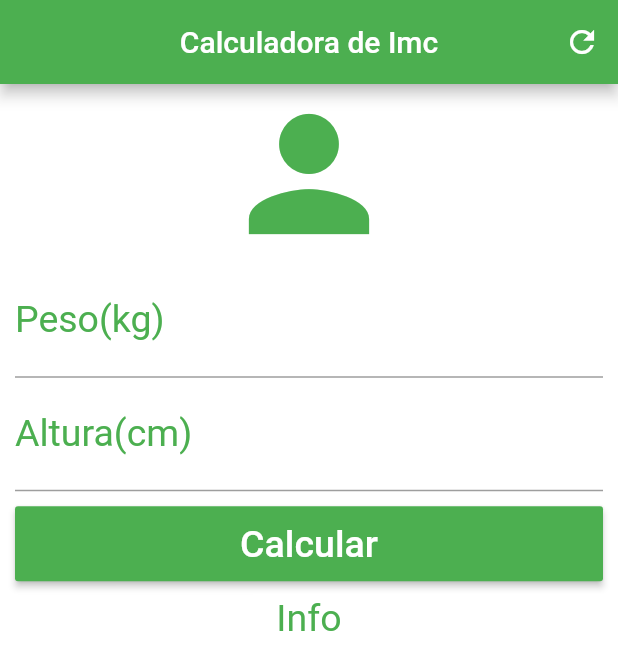
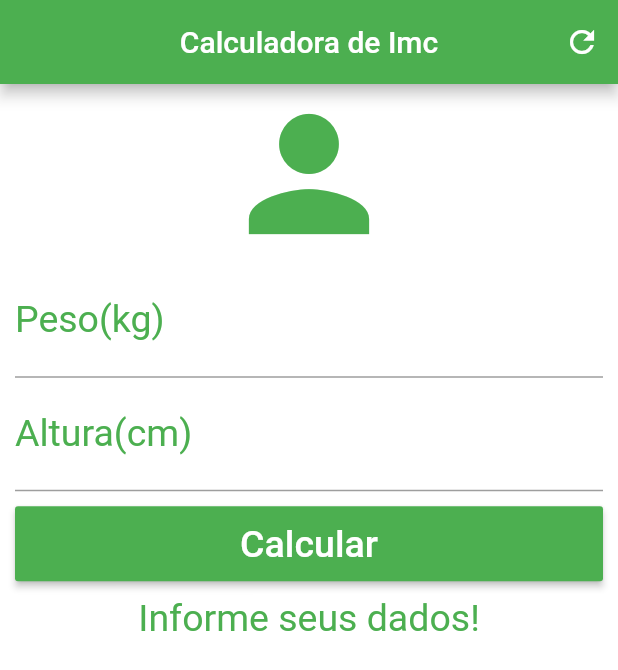
Before and after one commit to NarbalBK/flutter_calculadora_imc, a Flutter app: the screen it shows after launch, after a tap on "Calcular", on a phone screen of 412 x 824 dp. Shown: the top 670 px of the screen. Run offline on Flutter 3.47's test engine with Material 2 defaults, Android fonts, the phone set to English and light mode, and no system bars.

Commit message:
add calculo e resultado do imc

```diff
--- a/lib/main.dart
+++ b/lib/main.dart
@@ -11,6 +11,39 @@ class Home extends StatefulWidget {
 }
 
 class _HomeState extends State<Home> {
+  TextEditingController weightController = TextEditingController();
+  TextEditingController heightController = TextEditingController();
+
+  String _infoText = "Informe seus dados!";
+
+  void _resetField() {
+    weightController.text = "";
+    heightController.text = "";
+    _infoText = "Informe seus dados!";
+  }
+
+  void _calculate() {
+    setState(() {
+      double weight = double.parse(weightController.text);
+      double heigth = double.parse(heightController.text) / 100;
+      double imc = weight / (heigth * heigth);
+      print(imc);
+      if (imc < 18.6) {
+        _infoText = "Abaixo do peso (${imc.toStringAsPrecision(3)})";
+      } else if (imc >= 18.6 && imc < 24.9) {
+        _infoText = "Peso ideal (${imc.toStringAsPrecision(3)})";
+      } else if (imc >= 24.9 && imc < 29.9) {
+        _infoText = "Levemente acima do peso (${imc.toStringAsPrecision(3)})";
+      } else if (imc >= 29.9 && imc < 34.9) {
+        _infoText = "Obesidade grau I (${imc.toStringAsPrecision(3)})";
+      } else if (imc >= 34.9 && imc < 39.9) {
+        _infoText = "Obesidade grau II (${imc.toStringAsPrecision(3)})";
+      } else if (imc >= 40) {
+        _infoText = "Obesidade grau III (${imc.toStringAsPrecision(3)})";
+      }
+    });
+  }
+
   @override
   Widget build(BuildContext context) {
     return Scaffold(
@@ -19,7 +52,7 @@ class _HomeState extends State<Home> {
           centerTitle: true,
           backgroundColor: Colors.green,
           actions: <Widget>[
-            IconButton(icon: Icon(Icons.refresh), onPressed: () {})
+            IconButton(icon: Icon(Icons.refresh), onPressed: _resetField)
           ],
         ),
         backgroundColor: Colors.white,
@@ -41,6 +74,7 @@ class _HomeState extends State<Home> {
                 ),
                 textAlign: TextAlign.center,
                 style: TextStyle(color: Colors.green, fontSize: 25.0),
+                controller: weightController,
               ),
               TextField(
                 keyboardType: TextInputType.number,
@@ -50,22 +84,26 @@ class _HomeState extends State<Home> {
                 ),
                 textAlign: TextAlign.center,
                 style: TextStyle(color: Colors.green, fontSize: 25.0),
+                controller: heightController,
               ),
               Padding(
                 padding: EdgeInsets.only(top: 10.0, bottom: 10.0),
                 child: Container(
                   height: 50.0,
                   child: RaisedButton(
-                onPressed: () {},
+                    onPressed: _calculate,
                     child: Text("Calcular",
                         style: TextStyle(color: Colors.white, fontSize: 25.0)),
                     color: Colors.green,
                   ),
                 ),
               ),
-            Text("Info",
+              Text(_infoText,
                   textAlign: TextAlign.center,
-              style: TextStyle(color: Colors.green, fontSize: 25.0,))
+                  style: TextStyle(
+                    color: Colors.green,
+                    fontSize: 25.0,
+                  ))
             ],
           ),
         ));
```
Lines whose indentation alone changed are shown as unchanged.
